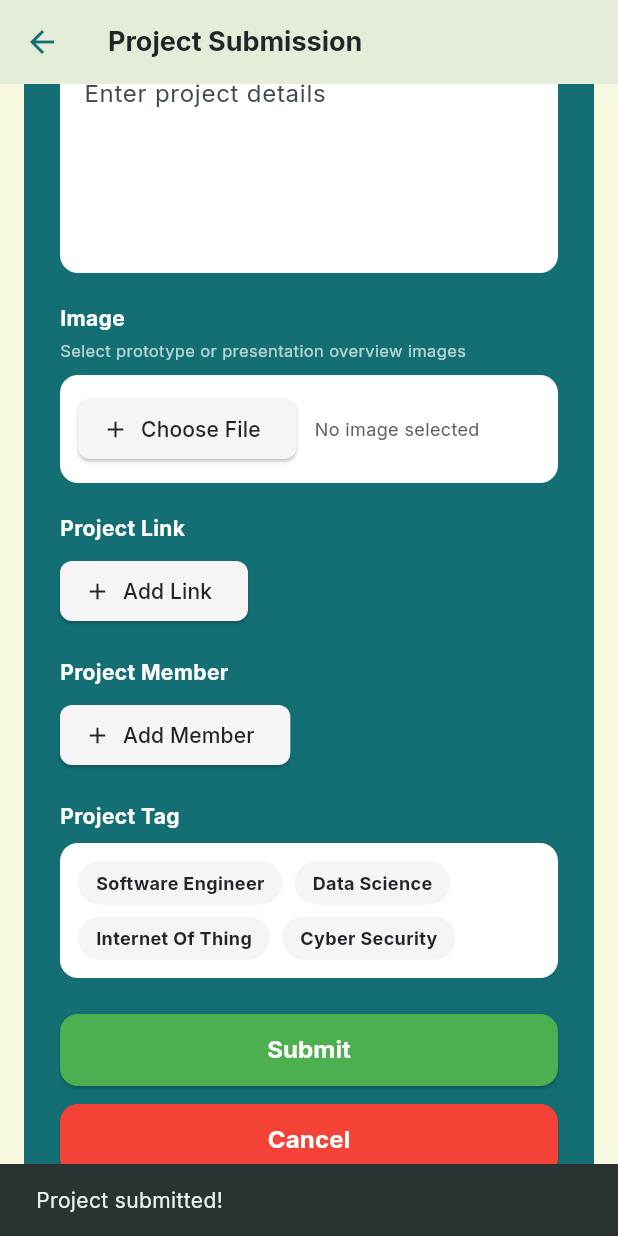
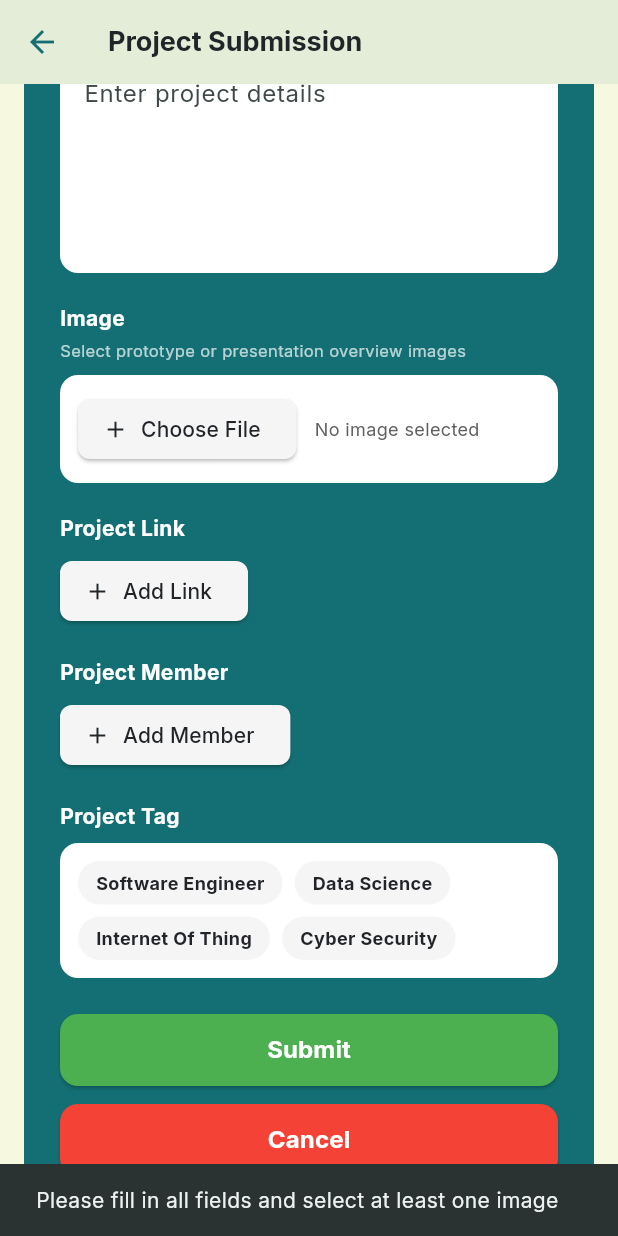
Before and after one commit to xanexerr/FlutterProject, a Flutter app: the ProjectSubmissionScreen screen opened directly, scrolled down 182 dp, after a tap on "Submit", on a phone screen of 412 x 824 dp. Run offline on Flutter 3.47's test engine with Material 3 defaults, Android fonts, the phone set to English and light mode, and no system bars; our stand-ins replace cloud_firestore, firebase_auth, firebase_core, image_picker; accounts and stored records are empty.

Commit message:
collect image_url w/cloudinary

```diff
--- a/seniorsteppass_source/lib/screens/project_main/project_submission.dart
+++ b/seniorsteppass_source/lib/screens/project_main/project_submission.dart
@@ -1,6 +1,10 @@
 import 'package:flutter/material.dart';
 import 'package:image_picker/image_picker.dart';
 import '../../theme/app_theme.dart';
+import 'dart:io';
+import 'package:cloud_firestore/cloud_firestore.dart';
+import '../../services/cloudinary_service.dart';
+import 'package:firebase_auth/firebase_auth.dart';
 
 typedef ImagePickerCallback = Future<List<XFile>> Function();
 
@@ -8,17 +12,23 @@ class ProjectSubmissionScreen extends StatefulWidget {
   const ProjectSubmissionScreen({super.key});
 
   @override
-  State<ProjectSubmissionScreen> createState() => _ProjectSubmissionScreenState();
+  State<ProjectSubmissionScreen> createState() =>
+      _ProjectSubmissionScreenState();
 }
 
 class _ProjectSubmissionScreenState extends State<ProjectSubmissionScreen> {
   final TextEditingController projectNameController = TextEditingController();
   final TextEditingController detailedController = TextEditingController();
+
+  final List<File> _imageFiles = []; // Local image files before upload
   final List<String> projectImages = [];
   final List<String> projectLinks = [];
   final List<String> projectMembers = [];
   final List<String> selectedTags = [];
   final ImagePicker _imagePicker = ImagePicker();
+  final CloudinaryService _cloudinaryService = CloudinaryService();
+
+  bool _isLoading = false;
 
   final List<String> categories = [
     'Software Engineer',
@@ -33,16 +43,78 @@ class _ProjectSubmissionScreenState extends State<ProjectSubmissionScreen> {
       if (selectedImages.isNotEmpty) {
         setState(() {
           for (var image in selectedImages) {
+            _imageFiles.add(File(image.path));
             projectImages.add(image.name);
           }
         });
       }
     } catch (e) {
       if (mounted) {
-        ScaffoldMessenger.of(context).showSnackBar(
-          SnackBar(content: Text('Error picking image: $e')),
-        );
+        ScaffoldMessenger.of(
+          context,
+        ).showSnackBar(SnackBar(content: Text('Error picking image: $e')));
       }
+    }
+  }
+
+  // Upload images to Cloudinary and get URLs
+  Future<void> _submitData() async {
+    if (projectNameController.text.isEmpty ||
+        detailedController.text.isEmpty ||
+        _imageFiles.isEmpty) {
+      ScaffoldMessenger.of(context).showSnackBar(
+        const SnackBar(
+          content: Text(
+            'Please fill in all fields and select at least one image',
+          ),
+        ),
+      );
+      return;
+    }
+
+    final user = FirebaseAuth.instance.currentUser;
+    final String currentStudentId = user?.displayName ?? "Unknown";
+
+    setState(() => _isLoading = true);
+
+    try {
+      String? imageUrl = await _cloudinaryService.uploadImage(
+        _imageFiles.first,
+      );
+      if (imageUrl != null) {
+        // Save project data to Firestore
+        await FirebaseFirestore.instance.collection('projects').add({
+          'name': projectNameController.text.trim(),
+          'description': detailedController.text.trim(),
+          'owner_id': currentStudentId,
+          'image_url': imageUrl,
+          'links': projectLinks,
+          'members': projectMembers,
+          'tags': selectedTags,
+          'timestamp': FieldValue.serverTimestamp(),
+        });
+
+        if (mounted) {
+          ScaffoldMessenger.of(context).showSnackBar(
+            const SnackBar(content: Text('Project submitted successfully!')),
+          );
+          Navigator.pop(context);
+        }
+      } else {
+        if (mounted) {
+          ScaffoldMessenger.of(context).showSnackBar(
+            const SnackBar(content: Text('Image upload failed')),
+          );
+        }
+      }
+    } catch (e) {
+      if (mounted) {
+        ScaffoldMessenger.of(
+          context,
+        ).showSnackBar(SnackBar(content: Text('Error submitting project: $e')));
+      }
+    } finally {
+      if (mounted) setState(() => _isLoading = false);
     }
   }
 
@@ -98,8 +170,10 @@ class _ProjectSubmissionScreenState extends State<ProjectSubmissionScreen> {
                       borderRadius: BorderRadius.circular(12),
                       borderSide: BorderSide.none,
                     ),
-                    contentPadding:
-                        const EdgeInsets.symmetric(horizontal: 12, vertical: 12),
+                    contentPadding: const EdgeInsets.symmetric(
+                      horizontal: 12,
+                      vertical: 12,
+                    ),
                   ),
                 ),
                 const SizedBox(height: 20),
@@ -125,8 +199,10 @@ class _ProjectSubmissionScreenState extends State<ProjectSubmissionScreen> {
                       borderRadius: BorderRadius.circular(12),
                       borderSide: BorderSide.none,
                     ),
-                    contentPadding:
-                        const EdgeInsets.symmetric(horizontal: 12, vertical: 12),
+                    contentPadding: const EdgeInsets.symmetric(
+                      horizontal: 12,
+                      vertical: 12,
+                    ),
                   ),
                 ),
                 const SizedBox(height: 20),
@@ -143,16 +219,15 @@ class _ProjectSubmissionScreenState extends State<ProjectSubmissionScreen> {
                 const SizedBox(height: 4),
                 const Text(
                   'Select prototype or presentation overview images',
-                  style: TextStyle(
-                    fontSize: 11,
-                    color: Colors.white70,
-                  ),
+                  style: TextStyle(fontSize: 11, color: Colors.white70),
                 ),
                 const SizedBox(height: 8),
                 Container(
                   width: double.infinity,
-                  padding:
-                      const EdgeInsets.symmetric(horizontal: 12, vertical: 12),
+                  padding: const EdgeInsets.symmetric(
+                    horizontal: 12,
+                    vertical: 12,
+                  ),
                   decoration: BoxDecoration(
                     color: AppTheme.white,
                     borderRadius: BorderRadius.circular(12),
@@ -174,10 +249,7 @@ class _ProjectSubmissionScreenState extends State<ProjectSubmissionScreen> {
                           projectImages.isNotEmpty
                               ? '${projectImages.length} image(s) selected'
                               : 'No image selected',
-                          style: TextStyle(
-                            color: AppTheme.head2,
-                            fontSize: 12,
-                          ),
+                          style: TextStyle(color: AppTheme.head2, fontSize: 12),
                         ),
                       ),
                     ],
@@ -326,8 +398,10 @@ class _ProjectSubmissionScreenState extends State<ProjectSubmissionScreen> {
                 const SizedBox(height: 8),
                 Container(
                   width: double.infinity,
-                  padding:
-                      const EdgeInsets.symmetric(horizontal: 12, vertical: 12),
+                  padding: const EdgeInsets.symmetric(
+                    horizontal: 12,
+                    vertical: 12,
+                  ),
                   decoration: BoxDecoration(
                     color: AppTheme.white,
                     borderRadius: BorderRadius.circular(12),
@@ -363,8 +437,7 @@ class _ProjectSubmissionScreenState extends State<ProjectSubmissionScreen> {
                             style: TextStyle(
                               fontSize: 12,
                               fontWeight: FontWeight.bold,
-                              color:
-                                  isSelected ? Colors.white : AppTheme.head,
+                              color: isSelected ? Colors.white : AppTheme.head,
                             ),
                           ),
                         ),
@@ -379,11 +452,7 @@ class _ProjectSubmissionScreenState extends State<ProjectSubmissionScreen> {
                   width: double.infinity,
                   height: 48,
                   child: ElevatedButton(
-                    onPressed: () {
-                      ScaffoldMessenger.of(context).showSnackBar(
-                        const SnackBar(content: Text('Project submitted!')),
-                      );
-                    },
+                    onPressed: _submitData,
                     style: ElevatedButton.styleFrom(
                       backgroundColor: Colors.green,
                       shape: RoundedRectangleBorder(
--- /dev/null
+++ b/seniorsteppass_source/lib/services/cloudinary_service.dart
@@ -0,0 +1,25 @@
+import 'dart:convert';
+import 'dart:io';
+import 'package:http/http.dart' as http;
+
+class CloudinaryService {
+  final String cloudName = 'dlwydwqi9';
+  final String uploadPreset = 'SeniorPassStep_Projects';
+
+  Future<String?> uploadImage(File imageFile) async {
+    final url = Uri.parse(
+      'https://api.cloudinary.com/v1_1/$cloudName/image/upload',
+    );
+    final request = http.MultipartRequest('POST', url)
+      ..fields['upload_preset'] = uploadPreset
+      ..files.add(await http.MultipartFile.fromPath('file', imageFile.path));
+
+    final response = await request.send();
+    if (response.statusCode == 200) {
+      final responseData = await response.stream.toBytes();
+      final responseString = String.fromCharCodes(responseData);
+      return jsonDecode(responseString)['secure_url'];
+    }
+    return null; // Return null if upload fails
+  }
+}
```
